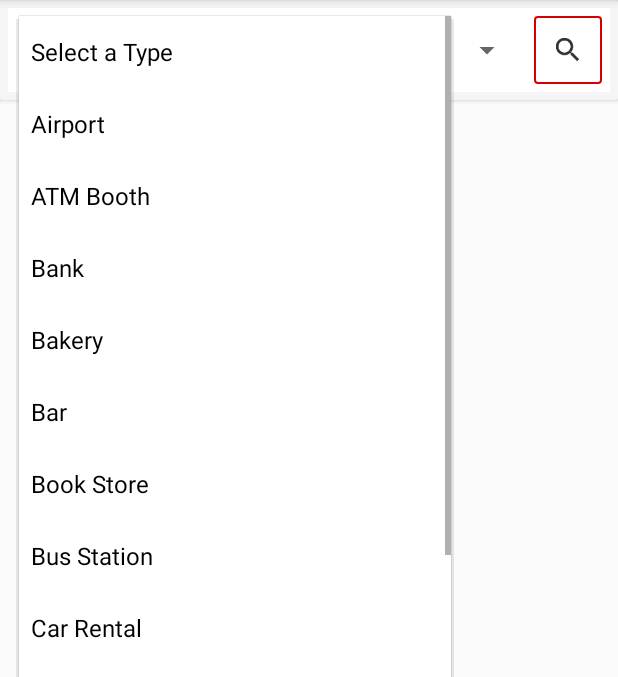
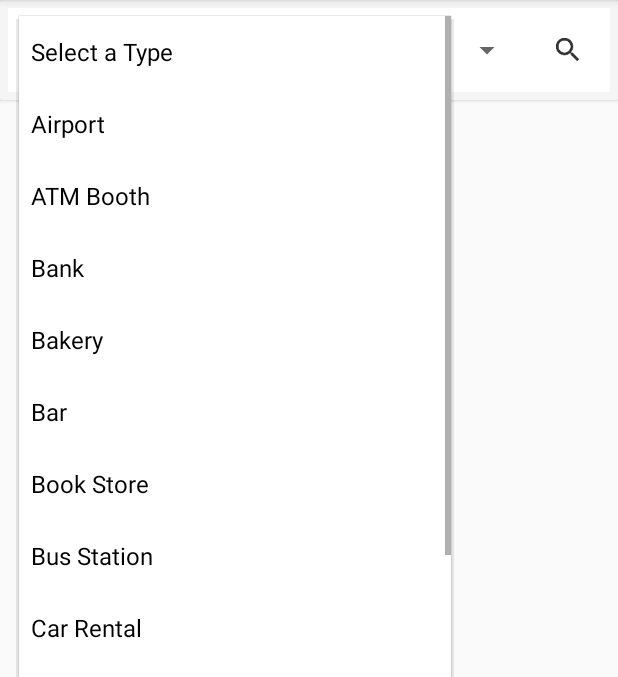
Before and after one commit to skbipulr/NearByPlace, an Android app: the screen it shows after launch (MainActivity), after a tap on "Select a Type", on a phone screen of 412 x 824 dp, the part 72-749 px from its top. Run offline under Robolectric (Android 15) with nearby library versions, the phone set to English and light mode, and no system bars.

```diff
--- a/app/src/main/java/com/bipul/nearbyplace/fragment/NearByFragment.java
+++ b/app/src/main/java/com/bipul/nearbyplace/fragment/NearByFragment.java
@@ -221,6 +221,8 @@ public class NearByFragment extends Fragment {
                 @Override
                 public void onResponse(Call<MyPlaces> call, Response<MyPlaces> response) {
                     //Log.d("MyPlaces", response.body().toString());
+
+
                     myPlaces = response.body();
                     Log.d("MyPlaces", myPlaces.getResults().get(0).toString());
 
--- a/app/src/main/res/layout/fragment_near_by.xml
+++ b/app/src/main/res/layout/fragment_near_by.xml
@@ -56,7 +56,6 @@
                         android:layout_width="wrap_content"
                         android:layout_height="wrap_content"
                         android:layout_marginLeft="5dp"
-                        android:background="@drawable/backgroud_disable"
                         android:orientation="horizontal">
 
 
@@ -94,7 +93,9 @@
         android:layout_height="50dp"
         android:layout_margin="5dp"
         android:layout_marginTop="2dp"
-        android:background="@color/colorPrimary"
+        android:layout_marginLeft="8dp"
+        android:layout_marginRight="8dp"
+        android:background="@drawable/background_enabled"
         android:gravity="center"
         android:orientation="horizontal"
         android:visibility="gone">
--- a/app/src/main/res/values/colors.xml
+++ b/app/src/main/res/values/colors.xml
@@ -8,4 +8,10 @@
     <color name="tabSelectedTextColor">#ffffff</color>
     <color name="tabIndicatorColor">#ffffff</color>
     <color name="text_color">#083D3D</color>
+
+
+    <color name="first_root_color">#F7E90C0C</color>
+    <color name="second_root_color">#1da1f2</color>
+    <color name="third_root_color">#595D5F</color>
+    <color name="fbutton_color_green_sea">#16a085</color>
 </resources>
--- a/app/src/main/res/values/strings.xml
+++ b/app/src/main/res/values/strings.xml
@@ -1,7 +1,8 @@
 <resources>
     <string name="app_name">NearByPlace</string>
     <string name="title_activity_maps">Map</string>
-    <string name="google_api_key">AIzaSyBDn7i6MRa64QaRGkjFwcG7Vyzy2rzwaJw</string>
+    <string name="google_api_key">AIzaSyB9MxxJBmzLHdfsMEZSdV0vORR_MRwirPI</string>
+    <string name="map_direction_polyLine_api_key">AIzaSyBg8i0hgKB-G08vlQtuGyjlns1RfwzDzoE</string>
 
     <string-array name="nearby_option">
 
```
Also changed, not shown: app/src/main/java/com/bipul/nearbyplace/activity/PlaceOnMapActivity.java (+9 -1 lines).
